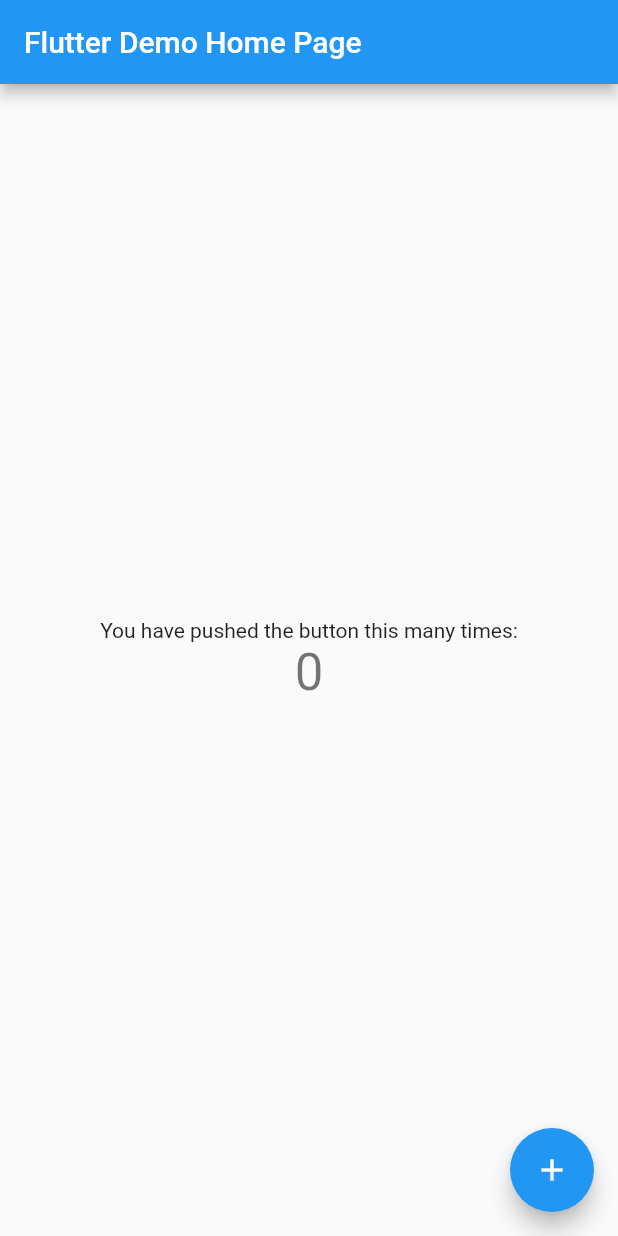
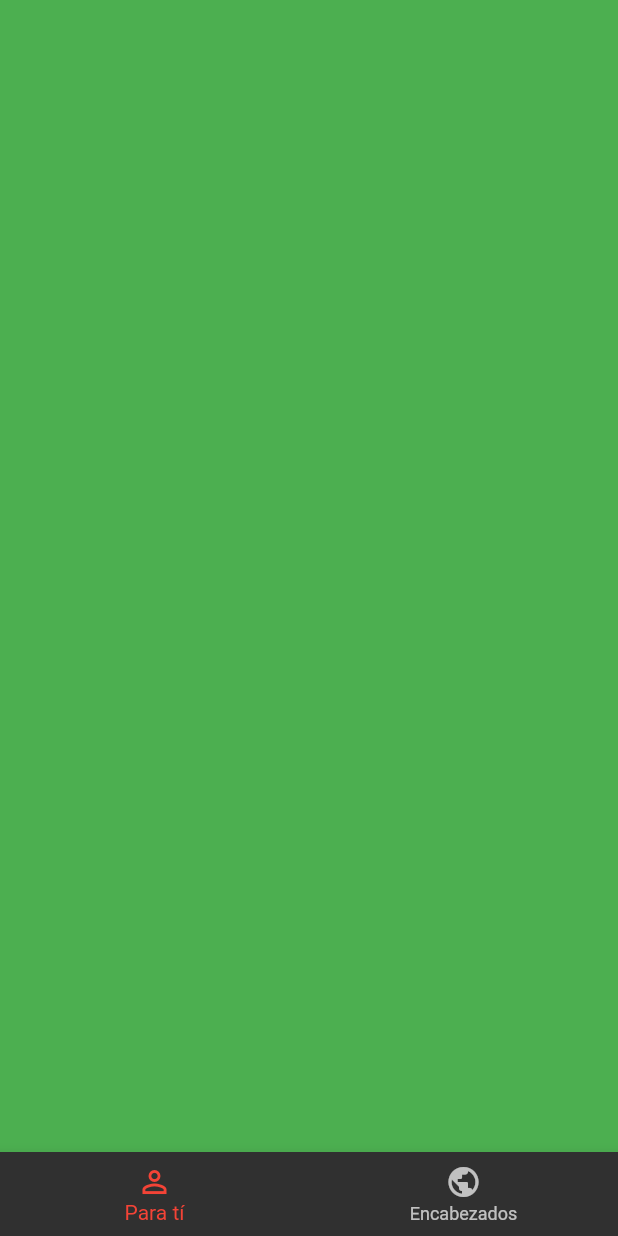
Before and after one commit to EdwardRodr1guez/NewsProvider_Flutter, a Flutter app: the screen it shows after launch, on a phone screen of 412 x 824 dp. Run offline on Flutter 3.47's test engine with Material 2 defaults, Android fonts, the phone set to English and light mode, and no system bars.

Commit message:
Minimal updates

```diff
--- a/lib/main.dart
+++ b/lib/main.dart
@@ -1,4 +1,7 @@
 import 'package:flutter/material.dart';
+import 'package:newsprovider/src/pages/tabs_page.dart';
+import 'package:newsprovider/src/theme/darktheme.dart';
+import 'package:newsprovider/src/theme/lighttheme.dart';
 
 void main() {
   runApp(const MyApp());
@@ -11,105 +14,10 @@ class MyApp extends StatelessWidget {
   @override
   Widget build(BuildContext context) {
     return MaterialApp(
+      debugShowCheckedModeBanner: false,
       title: 'Flutter Demo',
-      theme: ThemeData(
-        // This is the theme of your application.
-        //
-        // Try running your application with "flutter run". You'll see the
-        // application has a blue toolbar. Then, without quitting the app, try
-        // changing the primarySwatch below to Colors.green and then invoke
-        // "hot reload" (press "r" in the console where you ran "flutter run",
-        // or simply save your changes to "hot reload" in a Flutter IDE).
-        // Notice that the counter didn't reset back to zero; the application
-        // is not restarted.
-        primarySwatch: Colors.blue,
-      ),
-      home: const MyHomePage(title: 'Flutter Demo Home Page'),
-    );
+      home:  TabsPage(),
+      theme: DarkTheme//DarkTheme,
+       );
   }
 }
-
-class MyHomePage extends StatefulWidget {
-  const MyHomePage({Key? key, required this.title}) : super(key: key);
-
-  // This widget is the home page of your application. It is stateful, meaning
-  // that it has a State object (defined below) that contains fields that affect
-  // how it looks.
-
-  // This class is the configuration for the state. It holds the values (in this
-  // case the title) provided by the parent (in this case the App widget) and
-  // used by the build method of the State. Fields in a Widget subclass are
-  // always marked "final".
-
-  final String title;
-
-  @override
-  State<MyHomePage> createState() => _MyHomePageState();
-}
-
-class _MyHomePageState extends State<MyHomePage> {
-  int _counter = 0;
-
-  void _incrementCounter() {
-    setState(() {
-      // This call to setState tells the Flutter framework that something has
-      // changed in this State, which causes it to rerun the build method below
-      // so that the display can reflect the updated values. If we changed
-      // _counter without calling setState(), then the build method would not be
-      // called again, and so nothing would appear to happen.
-      _counter++;
-    });
-  }
-
-  @override
-  Widget build(BuildContext context) {
-    // This method is rerun every time setState is called, for instance as done
-    // by the _incrementCounter method above.
-    //
-    // The Flutter framework has been optimized to make rerunning build methods
-    // fast, so that you can just rebuild anything that needs updating rather
-    // than having to individually change instances of widgets.
-    return Scaffold(
-      appBar: AppBar(
-        // Here we take the value from the MyHomePage object that was created by
-        // the App.build method, and use it to set our appbar title.
-        title: Text(widget.title),
-      ),
-      body: Center(
-        // Center is a layout widget. It takes a single child and positions it
-        // in the middle of the parent.
-        child: Column(
-          // Column is also a layout widget. It takes a list of children and
-          // arranges them vertically. By default, it sizes itself to fit its
-          // children horizontally, and tries to be as tall as its parent.
-          //
-          // Invoke "debug painting" (press "p" in the console, choose the
-          // "Toggle Debug Paint" action from the Flutter Inspector in Android
-          // Studio, or the "Toggle Debug Paint" command in Visual Studio Code)
-          // to see the wireframe for each widget.
-          //
-          // Column has various properties to control how it sizes itself and
-          // how it positions its children. Here we use mainAxisAlignment to
-          // center the children vertically; the main axis here is the vertical
-          // axis because Columns are vertical (the cross axis would be
-          // horizontal).
-          mainAxisAlignment: MainAxisAlignment.center,
-          children: <Widget>[
-            const Text(
-              'You have pushed the button this many times:',
-            ),
-            Text(
-              '$_counter',
-              style: Theme.of(context).textTheme.headline4,
-            ),
-          ],
-        ),
-      ),
-      floatingActionButton: FloatingActionButton(
-        onPressed: _incrementCounter,
-        tooltip: 'Increment',
-        child: const Icon(Icons.add),
-      ), // This trailing comma makes auto-formatting nicer for build methods.
-    );
-  }
-}
--- /dev/null
+++ b/lib/src/pages/tabs_page.dart
@@ -0,0 +1,70 @@
+import 'package:flutter/material.dart';
+
+class TabsPage extends StatelessWidget {
+
+  const TabsPage({Key? key}) : super(key: key);
+
+  @override
+  Widget build(BuildContext context) {
+    return Scaffold(
+      body: Center(
+         child: _Pageview(),
+      ),
+      bottomNavigationBar: _bottomnav(),
+    );
+  }
+}
+
+class _bottomnav extends StatelessWidget {
+  const _bottomnav({
+    Key? key,
+  }) : super(key: key);
+
+  @override
+  Widget build(BuildContext context) {
+    return BottomNavigationBar(
+      currentIndex: 0,
+      onTap: (i){
+        print("$i");
+      } ,
+      items: [
+        BottomNavigationBarItem(icon: Icon(Icons.person_outline),label: "Para tí" ),
+        BottomNavigationBarItem(icon: Icon(Icons.public)        ,label: "Encabezados" ),
+
+      ],
+    );
+  }
+}
+
+class _Pageview extends StatelessWidget {
+  const _Pageview({
+    Key? key,
+  }) : super(key: key);
+
+  @override
+  Widget build(BuildContext context) {
+    return PageView(
+     physics: NeverScrollableScrollPhysics(),//BouncingScrollPhysics(),
+     children: [
+       Container(color: Colors.green,),
+       Container(color: Colors.blue)
+     ],
+    );
+  }
+}
+
+
+class _NavegacionModel with ChangeNotifier{
+
+  //propiedad
+  int _paginaActual=0;
+
+  //Getter
+  int get paginaActual => this._paginaActual;
+
+  //Setter
+  set paginaActual(int valor){
+  this._paginaActual=valor;
+  notifyListeners();
+ }
+}
--- /dev/null
+++ b/lib/src/theme/darktheme.dart
@@ -0,0 +1,7 @@
+import 'package:flutter/material.dart';
+
+final DarkTheme = ThemeData(
+  colorScheme: ThemeData.dark().colorScheme.copyWith(
+    secondary: Colors.red
+  )
+);
--- /dev/null
+++ b/lib/src/theme/lighttheme.dart
@@ -0,0 +1,7 @@
+import 'package:flutter/material.dart';
+
+final LightTheme = ThemeData(
+  colorScheme: ThemeData.light().colorScheme.copyWith(
+    secondary: Colors.red
+  )
+);
--- a/pubspec.yaml
+++ b/pubspec.yaml
@@ -34,6 +34,7 @@ dependencies:
   # The following adds the Cupertino Icons font to your application.
   # Use with the CupertinoIcons class for iOS style icons.
   cupertino_icons: ^1.0.2
+  provider: ^4.0.4
 
 dev_dependencies:
   flutter_test:
```
Also changed, not shown: lib/src/pages/tab1_page.dart (added), lib/src/pages/tab2_page.dart (added), pubspec.lock.
